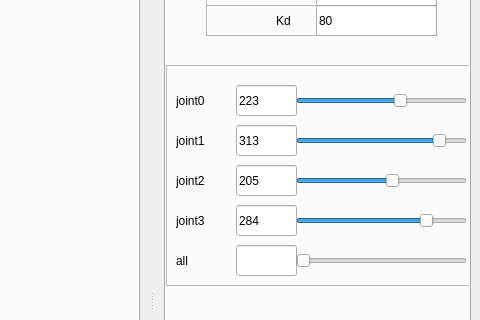
The window that myoFPGA/src/interface/ui/main_window.ui (Roboy/myoFPGA) describes before a commit, drawn with Qt 5; both pictures show x 825 to 1305 and y 138 to 458 of the 1305 by 878 pixel window.
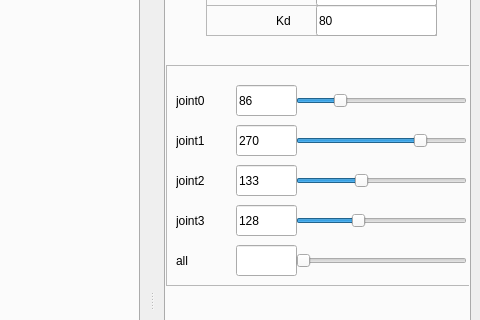
The same window after the commit. Icons and pictures are not drawn. Custom widgets are drawn as their Qt base class.

```diff
--- a/myoFPGA/src/interface/ui/main_window.ui
+++ b/myoFPGA/src/interface/ui/main_window.ui
@@ -2595,7 +2595,7 @@
            </rect>
           </property>
           <property name="text">
-           <string>223</string>
+           <string>86</string>
           </property>
           <property name="readOnly">
            <bool>true</bool>
@@ -2617,7 +2617,7 @@
            <number>360</number>
           </property>
           <property name="value">
-           <number>223</number>
+           <number>86</number>
           </property>
           <property name="orientation">
            <enum>Qt::Horizontal</enum>
@@ -2652,7 +2652,7 @@
            <number>360</number>
           </property>
           <property name="value">
-           <number>313</number>
+           <number>270</number>
           </property>
           <property name="orientation">
            <enum>Qt::Horizontal</enum>
@@ -2681,7 +2681,7 @@
            </rect>
           </property>
           <property name="text">
-           <string>313</string>
+           <string>270</string>
           </property>
           <property name="readOnly">
            <bool>true</bool>
@@ -2703,7 +2703,7 @@
            <number>360</number>
           </property>
           <property name="value">
-           <number>205</number>
+           <number>133</number>
           </property>
           <property name="orientation">
            <enum>Qt::Horizontal</enum>
@@ -2719,7 +2719,7 @@
            </rect>
           </property>
           <property name="text">
-           <string>205</string>
+           <string>133</string>
           </property>
           <property name="readOnly">
            <bool>true</bool>
@@ -2754,7 +2754,7 @@
            <number>360</number>
           </property>
           <property name="value">
-           <number>284</number>
+           <number>128</number>
           </property>
           <property name="orientation">
            <enum>Qt::Horizontal</enum>
@@ -2770,7 +2770,7 @@
            </rect>
           </property>
           <property name="text">
-           <string>284</string>
+           <string>128</string>
           </property>
           <property name="readOnly">
            <bool>true</bool>
```
Left out of the diff: 2 changed lines with no effect on the pictures.
